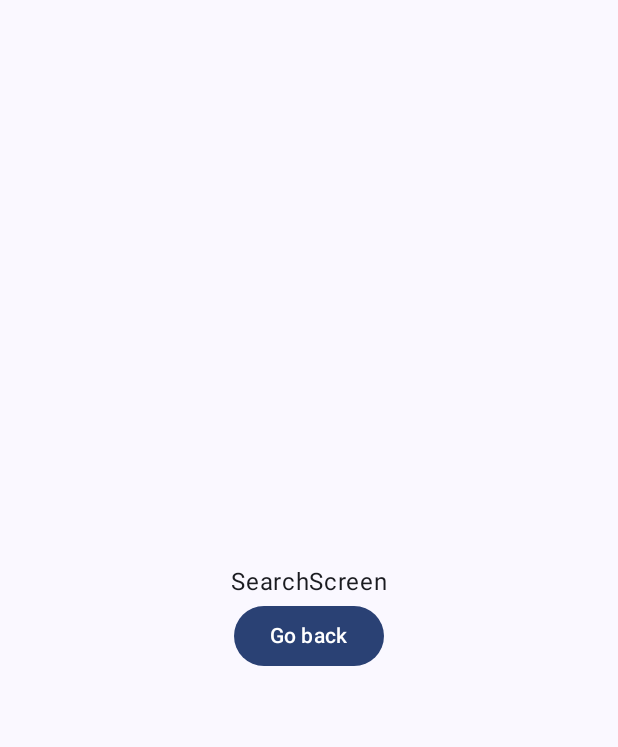
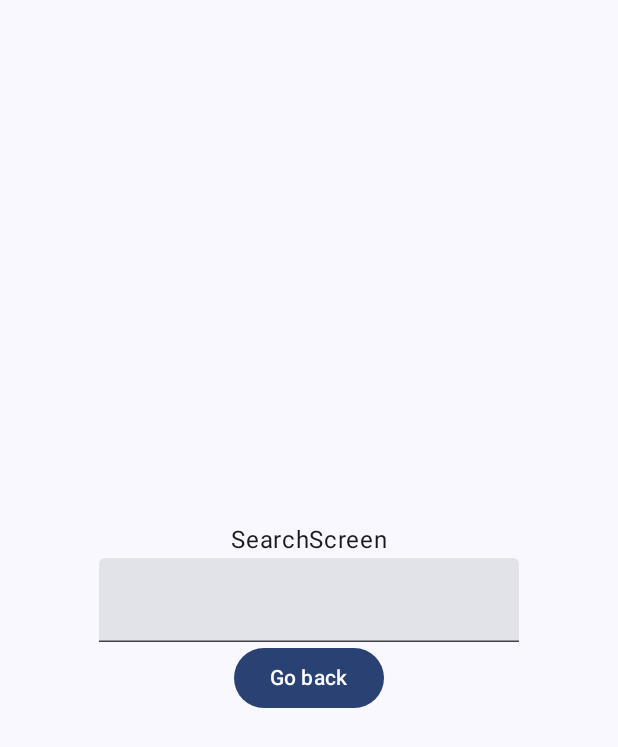
Before and after one commit to ArleyPereira/Compose-Navigation, an Android app built with Jetpack Compose: the SearchScreen screen opened through its navigation route, on a phone screen of 412 x 824 dp. Shown: the top 747 px of the screen. Run offline under Robolectric (Android 15) with nearby library versions, the phone set to English and light mode, and no system bars.

Commit message:
Navegando de volta com argumentos

```diff
--- a/app/src/main/java/br/com/hellodev/navigation/Graph.kt
+++ b/app/src/main/java/br/com/hellodev/navigation/Graph.kt
@@ -31,8 +31,10 @@ fun MyGraph(navController: NavHostController, startDestination: String) {
             arguments = listOf(navArgument("user") { nullable = true })
         ) { navBackStackEntry ->
             val user = navBackStackEntry.arguments?.getString("user")?.fromJson<User>()
+            val backResult = navBackStackEntry.savedStateHandle.get<String>("back_result")
             FriendsListScreen(
                 user = user,
+                backResult = backResult,
                 navigateToSearchScreen = {
                     navController.navigate("search_screen")
                 },
@@ -44,7 +46,10 @@ fun MyGraph(navController: NavHostController, startDestination: String) {
 
         composable(route = "search_screen") {
             SearchScreen(
-                onBackPressed = {
+                onBackPressed = { result ->
+                    navController.previousBackStackEntry
+                        ?.savedStateHandle
+                        ?.set("back_result", result)
                     navController.popBackStack()
                 }
             )
--- a/app/src/main/java/br/com/hellodev/navigation/screens/HomeScreen.kt
+++ b/app/src/main/java/br/com/hellodev/navigation/screens/HomeScreen.kt
@@ -3,11 +3,13 @@ package br.com.hellodev.navigation.screens
 import androidx.compose.foundation.layout.Arrangement
 import androidx.compose.foundation.layout.Column
 import androidx.compose.foundation.layout.fillMaxSize
+import androidx.compose.foundation.layout.padding
 import androidx.compose.material3.Button
 import androidx.compose.material3.Text
 import androidx.compose.runtime.Composable
 import androidx.compose.ui.Alignment
 import androidx.compose.ui.Modifier
+import androidx.compose.ui.unit.dp
 import br.com.hellodev.navigation.User
 
 @Composable
@@ -17,7 +19,8 @@ fun HomeScreen(
 ) {
     Column(
         modifier = Modifier
-            .fillMaxSize(),
+            .fillMaxSize()
+            .padding(16.dp),
         verticalArrangement = Arrangement.Center,
         horizontalAlignment = Alignment.CenterHorizontally
     ) {
--- a/app/src/main/java/br/com/hellodev/navigation/screens/SearchScreen.kt
+++ b/app/src/main/java/br/com/hellodev/navigation/screens/SearchScreen.kt
@@ -3,25 +3,44 @@ package br.com.hellodev.navigation.screens
 import androidx.compose.foundation.layout.Arrangement
 import androidx.compose.foundation.layout.Column
 import androidx.compose.foundation.layout.fillMaxSize
+import androidx.compose.foundation.layout.padding
 import androidx.compose.material3.Button
 import androidx.compose.material3.Text
+import androidx.compose.material3.TextField
 import androidx.compose.runtime.Composable
+import androidx.compose.runtime.getValue
+import androidx.compose.runtime.mutableStateOf
+import androidx.compose.runtime.remember
+import androidx.compose.runtime.setValue
 import androidx.compose.ui.Alignment
 import androidx.compose.ui.Modifier
+import androidx.compose.ui.unit.dp
 
 @Composable
 fun SearchScreen(
-    onBackPressed: () -> Unit
+    onBackPressed: (String) -> Unit
 ) {
     Column(
         modifier = Modifier
-            .fillMaxSize(),
+            .fillMaxSize()
+            .padding(16.dp),
         verticalArrangement = Arrangement.Center,
         horizontalAlignment = Alignment.CenterHorizontally
     ) {
+        var onValue by remember {
+            mutableStateOf("")
+        }
+
         Text(text = "SearchScreen")
 
-        Button(onClick = { onBackPressed() }) {
+        TextField(
+            value = onValue,
+            onValueChange = {
+                onValue = it
+            }
+        )
+
+        Button(onClick = { onBackPressed(onValue) }) {
             Text(text = "Go back")
         }
     }
```
Also changed, not shown: app/src/main/java/br/com/hellodev/navigation/screens/FriendsListScreen.kt (+12 -2 lines).
